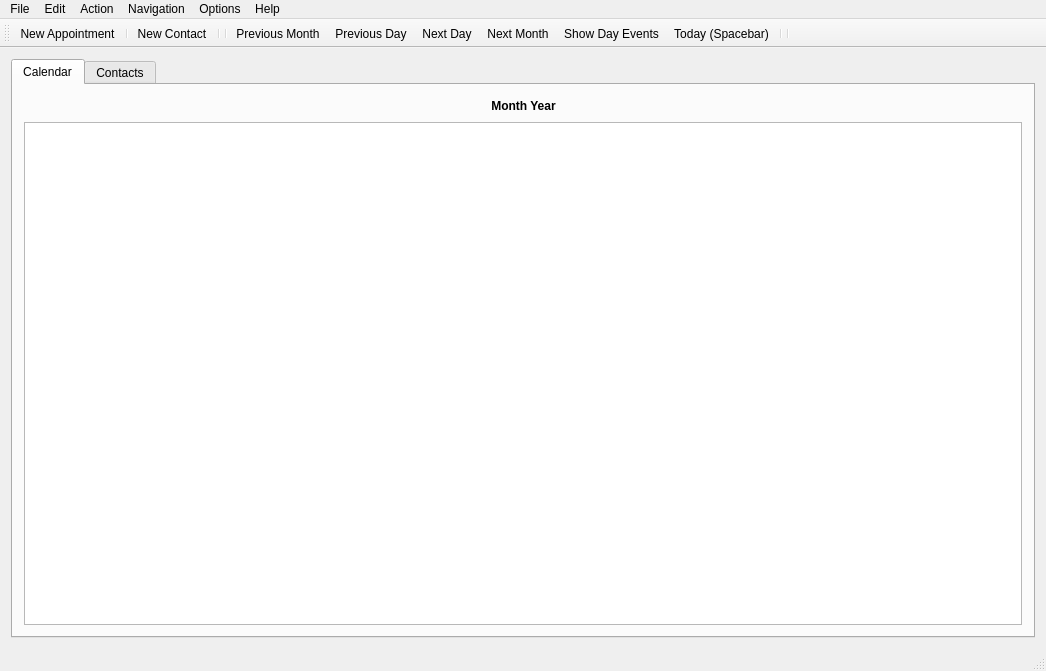
Before: the Qt Designer form src/mainwindow.ui in lxqt/organizer, drawn with Qt 5.
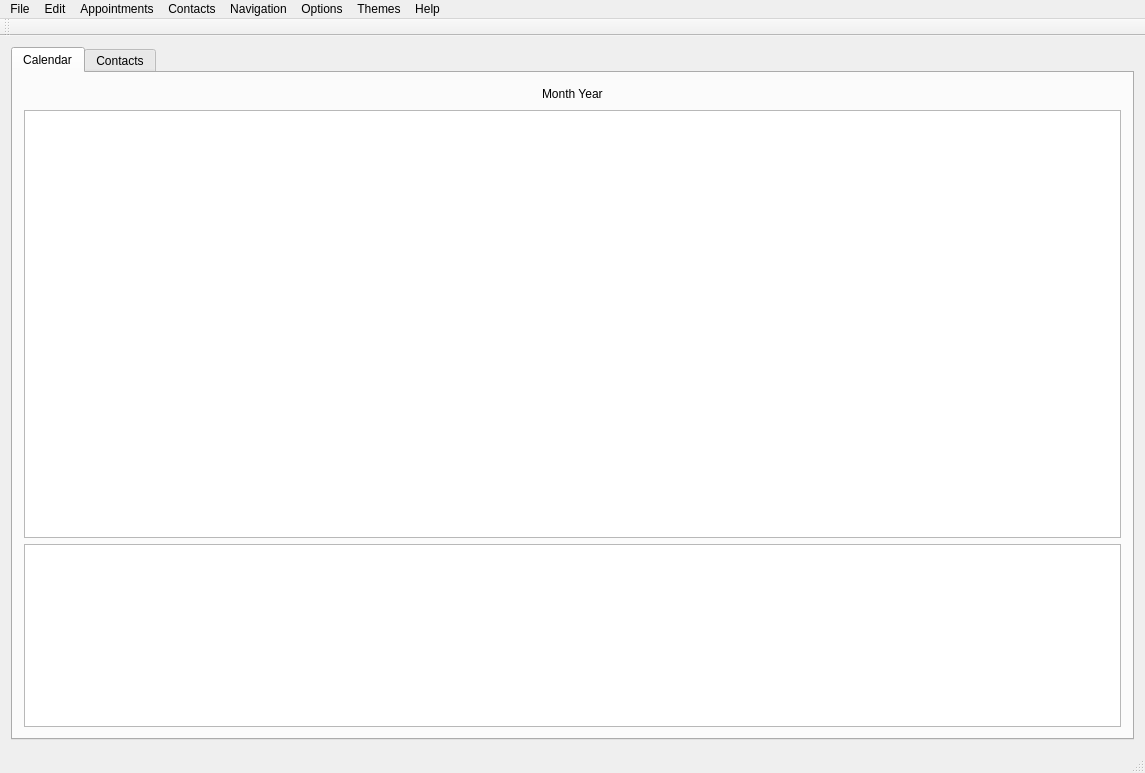
After: the same form once the commit is applied. Icons and pictures are not drawn.

What changed in the file:
```diff
--- a/src/mainwindow.ui
+++ b/src/mainwindow.ui
@@ -6,15 +6,15 @@
    <rect>
     <x>0</x>
     <y>0</y>
-    <width>1046</width>
-    <height>671</height>
+    <width>1145</width>
+    <height>773</height>
    </rect>
   </property>
   <property name="windowTitle">
    <string>MainWindow</string>
   </property>
   <widget class="QWidget" name="centralWidget">
-   <layout class="QGridLayout" name="gridLayout">
+   <layout class="QGridLayout" name="gridLayout_2">
     <item row="0" column="0">
      <widget class="QTabWidget" name="tabWidget">
       <property name="currentIndex">
@@ -24,9 +24,9 @@
        <attribute name="title">
         <string>Calendar</string>
        </attribute>
-       <layout class="QGridLayout" name="gridLayout_2">
+       <layout class="QGridLayout" name="gridLayout">
         <item row="0" column="0">
-         <layout class="QVBoxLayout" name="verticalLayout">
+         <layout class="QVBoxLayout" name="verticalLayout" stretch="0,70,30">
           <item>
            <layout class="QHBoxLayout" name="horizontalLayout">
             <item>
@@ -44,18 +44,9 @@
             </item>
             <item>
              <widget class="QLabel" name="labelMonthYear">
-              <property name="font">
-               <font>
-                <weight>75</weight>
-                <bold>true</bold>
-               </font>
-              </property>
               <property name="text">
                <string>Month Year</string>
               </property>
-              <property name="alignment">
-               <set>Qt::AlignCenter</set>
-              </property>
              </widget>
             </item>
             <item>
@@ -74,7 +65,38 @@
            </layout>
           </item>
           <item>
-           <widget class="QTextBrowser" name="textBrowserCalendar"/>
+           <widget class="QTableWidget" name="tableWidgetCalendar">
+            <property name="frameShape">
+             <enum>QFrame::StyledPanel</enum>
+            </property>
+            <property name="frameShadow">
+             <enum>QFrame::Raised</enum>
+            </property>
+            <property name="lineWidth">
+             <number>4</number>
+            </property>
+            <property name="midLineWidth">
+             <number>1</number>
+            </property>
+            <property name="verticalScrollBarPolicy">
+             <enum>Qt::ScrollBarAlwaysOff</enum>
+            </property>
+            <property name="editTriggers">
+             <set>QAbstractItemView::NoEditTriggers</set>
+            </property>
+            <property name="textElideMode">
+             <enum>Qt::ElideRight</enum>
+            </property>
+            <property name="horizontalScrollMode">
+             <enum>QAbstractItemView::ScrollPerItem</enum>
+            </property>
+            <property name="gridStyle">
+             <enum>Qt::SolidLine</enum>
+            </property>
+           </widget>
+          </item>
+          <item>
+           <widget class="QListView" name="listViewDay"/>
           </item>
          </layout>
         </item>
@@ -121,7 +143,7 @@
     <rect>
      <x>0</x>
      <y>0</y>
-     <width>1046</width>
+     <width>1145</width>
      <height>29</height>
     </rect>
    </property>
@@ -145,9 +167,9 @@
     <addaction name="separator"/>
     <addaction name="actionDelete_All_Contacts"/>
    </widget>
-   <widget class="QMenu" name="menuAction">
+   <widget class="QMenu" name="menuAppointments">
     <property name="title">
-     <string>Action</string>
+     <string>Appointments</string>
     </property>
     <addaction name="actionNew_Appointment"/>
     <addaction name="actionGenerate_Repeat_Appointments"/>
@@ -155,8 +177,29 @@
     <addaction name="actionNew_Contact"/>
     <addaction name="separator"/>
     <addaction name="actionUpcoming_Schedule"/>
+   </widget>
+   <widget class="QMenu" name="menuContacts">
+    <property name="title">
+     <string>Contacts</string>
+    </property>
+    <addaction name="actionNew_Contact"/>
+    <addaction name="separator"/>
     <addaction name="actionCheck_For_Birthdays"/>
    </widget>
+   <widget class="QMenu" name="menuNavigation">
+    <property name="title">
+     <string>Navigation</string>
+    </property>
+    <addaction name="actionNext_Month"/>
+    <addaction name="actionPrevious_Month"/>
+    <addaction name="actionToday"/>
+   </widget>
+   <widget class="QMenu" name="menuHelp">
+    <property name="title">
+     <string>Help</string>
+    </property>
+    <addaction name="actionAbout"/>
+   </widget>
    <widget class="QMenu" name="menuOptions">
     <property name="title">
      <string>Options</string>
@@ -176,31 +219,24 @@
     <addaction name="actionShow_Vacations"/>
     <addaction name="actionShow_Medical"/>
    </widget>
-   <widget class="QMenu" name="menuHelp">
+   <widget class="QMenu" name="menuThemes">
     <property name="title">
-     <string>Help</string>
+     <string>Themes</string>
     </property>
-    <addaction name="actionAbout"/>
-   </widget>
-   <widget class="QMenu" name="menuNaviagation">
-    <property name="title">
-     <string>Navigation</string>
-    </property>
-    <addaction name="actionNext_Day"/>
-    <addaction name="actionPrevious_Day"/>
-    <addaction name="actionNext_Month"/>
-    <addaction name="actionPrevious_Month"/>
-    <addaction name="actionShow_Day_Events"/>
-    <addaction name="actionToday"/>
-    <addaction name="action_Increase_Font"/>
-    <addaction name="actionDecrease_Font"/>
-    <addaction name="actionReset_Calendar_Font_Size"/>
+    <addaction name="actionStandard_Theme"/>
+    <addaction name="actionStandard_Theme_LargeText"/>
+    <addaction name="separator"/>
+    <addaction name="actionGarish_Theme"/>
+    <addaction name="separator"/>
+    <addaction name="actionGarish_Blue"/>
    </widget>
    <addaction name="menuFile"/>
    <addaction name="menuEdit"/>
-   <addaction name="menuAction"/>
-   <addaction name="menuNaviagation"/>
+   <addaction name="menuAppointments"/>
+   <addaction name="menuContacts"/>
+   <addaction name="menuNavigation"/>
    <addaction name="menuOptions"/>
+   <addaction name="menuThemes"/>
    <addaction name="menuHelp"/>
   </widget>
   <widget class="QToolBar" name="mainToolBar">
@@ -210,19 +246,6 @@
    <attribute name="toolBarBreak">
     <bool>false</bool>
    </attribute>
-   <addaction name="actionNew_Appointment"/>
-   <addaction name="separator"/>
-   <addaction name="actionNew_Contact"/>
-   <addaction name="separator"/>
-   <addaction name="separator"/>
-   <addaction name="actionPrevious_Month"/>
-   <addaction name="actionPrevious_Day"/>
-   <addaction name="actionNext_Day"/>
-   <addaction name="actionNext_Month"/>
-   <addaction name="actionShow_Day_Events"/>
-   <addaction name="actionToday"/>
-   <addaction name="separator"/>
-   <addaction name="separator"/>
   </widget>
   <widget class="QStatusBar" name="statusBar"/>
   <action name="actionExit">
@@ -236,7 +259,7 @@
      <normaloff>:/new/toolbar/icons/appointment.svg</normaloff>:/new/toolbar/icons/appointment.svg</iconset>
    </property>
    <property name="text">
-    <string>New Appointment</string>
+    <string>New Appointment (Double Click On Calendar)</string>
    </property>
    <property name="toolTip">
     <string>New Appointment</string>
@@ -251,22 +274,13 @@
     <string>New Contact</string>
    </property>
   </action>
-  <action name="actionNext_Day">
+  <action name="actionCheck_For_Birthdays">
    <property name="icon">
     <iconset resource="icons.qrc">
      <normaloff>:/new/toolbar/icons/icon-rightarrow.svg</normaloff>:/new/toolbar/icons/icon-rightarrow.svg</iconset>
    </property>
    <property name="text">
-    <string>Next Day</string>
-   </property>
-  </action>
-  <action name="actionPrevious_Day">
-   <property name="icon">
-    <iconset resource="icons.qrc">
-     <normaloff>:/new/toolbar/icons/icon-leftarrow.svg</normaloff>:/new/toolbar/icons/icon-leftarrow.svg</iconset>
-   </property>
-   <property name="text">
-    <string>Previous Day</string>
+    <string>Check For Birthdays</string>
    </property>
   </action>
   <action name="actionNext_Month">
@@ -284,7 +298,7 @@
      <normaloff>:/new/toolbar/icons/icon-downarrow.svg</normaloff>:/new/toolbar/icons/icon-downarrow.svg</iconset>
    </property>
    <property name="text">
-    <string>Previous Month </string>
+    <string>Previous Month</string>
    </property>
   </action>
   <action name="actionUpcoming_Schedule">
@@ -346,61 +360,7 @@
     <string>About</string>
    </property>
   </action>
-  <action name="actionShow_Day_Events">
-   <property name="icon">
-    <iconset resource="icons.qrc">
-     <normaloff>:/new/toolbar/icons/icon-enter.svg</normaloff>:/new/toolbar/icons/icon-enter.svg</iconset>
-   </property>
-   <property name="text">
-    <string>Show Day Events</string>
-   </property>
-  </action>
-  <action name="action_Increase_Font">
-   <property name="icon">
-    <iconset resource="icons.qrc">
-     <normaloff>:/new/toolbar/icons/icon-f.svg</normaloff>:/new/toolbar/icons/icon-f.svg</iconset>
-   </property>
-   <property name="text">
-    <string>Increase Calendar Font Size</string>
-   </property>
-  </action>
-  <action name="actionDecrease_Font">
-   <property name="icon">
-    <iconset resource="icons.qrc">
-     <normaloff>:/new/toolbar/icons/icon-d.svg</normaloff>:/new/toolbar/icons/icon-d.svg</iconset>
-   </property>
-   <property name="text">
-    <string>Decrease Calendar Font Size</string>
-   </property>
-  </action>
-  <action name="actionReset_Calendar_Font_Size">
-   <property name="icon">
-    <iconset resource="icons.qrc">
-     <normaloff>:/new/toolbar/icons/icon-r.svg</normaloff>:/new/toolbar/icons/icon-r.svg</iconset>
-   </property>
-   <property name="text">
-    <string>Reset Calendar Font Size</string>
-   </property>
-  </action>
-  <action name="actionToday">
-   <property name="icon">
-    <iconset resource="icons.qrc">
-     <normaloff>:/new/toolbar/icons/icon-spacebar.svg</normaloff>:/new/toolbar/icons/icon-spacebar.svg</iconset>
-   </property>
-   <property name="text">
-    <string>Today (Spacebar)</string>
-   </property>
-  </action>
-  <action name="actionGenerate_Repeat_Appointments">
-   <property name="icon">
-    <iconset resource="icons.qrc">
-     <normaloff>:/new/toolbar/icons/repeats.svg</normaloff>:/new/toolbar/icons/repeats.svg</iconset>
-   </property>
-   <property name="text">
-    <string>Generate Repeat Appointments</string>
-   </property>
-  </action>
-  <action name="actionShow_General_Events">
+  <action name="actionShow_Birthdays">
    <property name="checkable">
     <bool>true</bool>
    </property>
```
Left out of the diff: 185 changed lines with no effect on the pictures.
